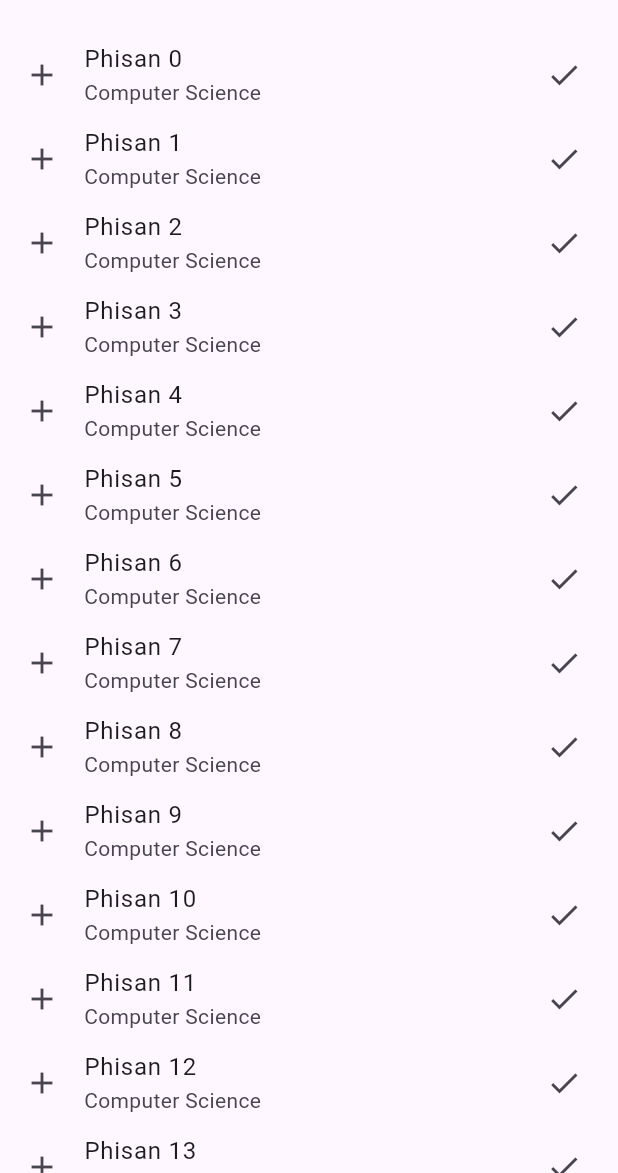
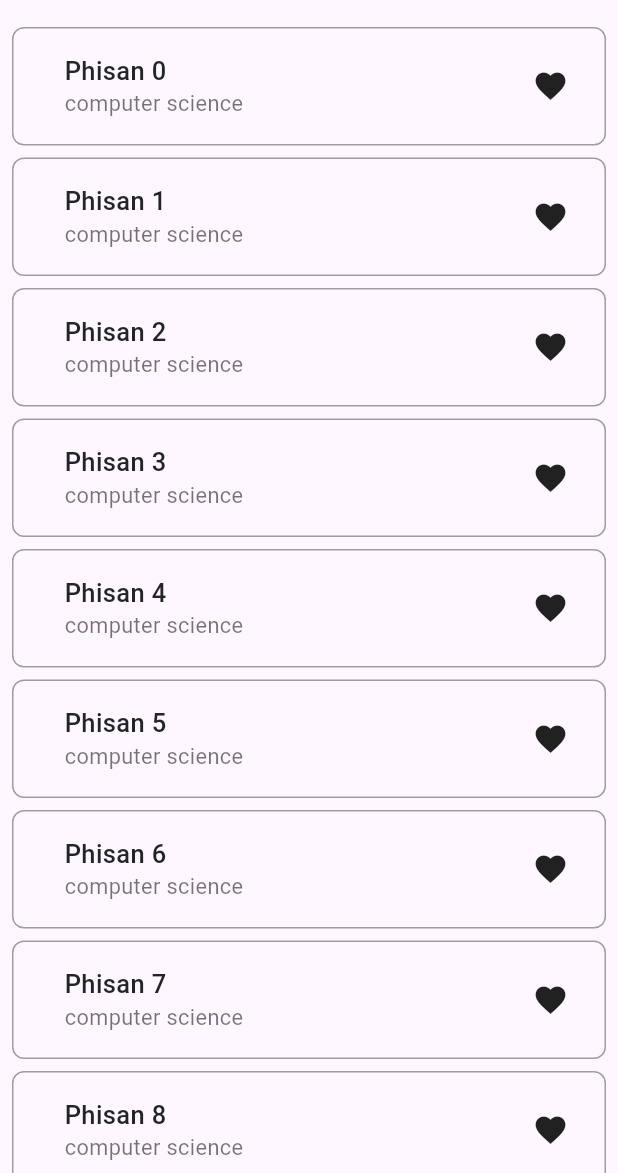
Before and after one commit to numvarn/flutter_profile_app, a Flutter app: the screen it shows after launch, after a tap on "About Me", on a phone screen of 412 x 824 dp, the part 63-1236 px from its top. Run offline on Flutter 3.47's test engine with Material 3 defaults, Android fonts, the phone set to English and light mode, and no system bars; drawn by our look-alikes of getwidget; our stand-ins replace get.

Commit message:
add girdview page

```diff
--- a/lib/about.dart
+++ b/lib/about.dart
@@ -1,6 +1,6 @@
 import 'package:flutter/material.dart';
-import 'package:get/route_manager.dart';
 import 'package:profile_app/drawer.dart';
+import 'package:getwidget/getwidget.dart';
 
 class AboutPage extends StatefulWidget {
   const AboutPage({super.key});
@@ -11,6 +11,7 @@ class AboutPage extends StatefulWidget {
 
 class _AboutPageState extends State<AboutPage> {
   var items = List<String>.generate(20, (i) => 'Phisan $i');
+
   @override
   Widget build(BuildContext context) {
     return Scaffold(
@@ -20,15 +21,18 @@ class _AboutPageState extends State<AboutPage> {
       drawer: const MyDrawer(),
       body: ListView.builder(
         itemCount: items.length,
-        prototypeItem: ListTile(
-          title: Text(items.first),
-        ),
         itemBuilder: (context, index) {
-          return ListTile(
-            leading: const Icon(Icons.add),
-            title: Text(items[index]),
-            subtitle: const Text("Computer Science"),
-            trailing: const Icon(Icons.check),
+          return Container(
+            margin: const EdgeInsets.symmetric(vertical: 4.0, horizontal: 8.0),
+            decoration: BoxDecoration(
+              border: Border.all(color: Colors.grey),
+              borderRadius: BorderRadius.circular(8.0),
+            ),
+            child: GFListTile(
+              titleText: items[index],
+              subTitleText: 'computer science',
+              icon: const Icon(Icons.favorite),
+            ),
           );
         },
       ),
--- a/lib/drawer.dart
+++ b/lib/drawer.dart
@@ -1,6 +1,7 @@
 import 'package:flutter/material.dart';
 import 'package:get/route_manager.dart';
 import 'package:profile_app/about.dart';
+import 'package:profile_app/grid.dart';
 import 'package:profile_app/main.dart';
 
 class MyDrawer extends StatefulWidget {
@@ -34,9 +35,15 @@ class _MyDrawerState extends State<MyDrawer> {
             },
           ),
           ListTile(
-            title: const Text('About Me'),
+            title: const Text('List View'),
             onTap: () {
               Get.to(const AboutPage());
+            },
+          ),
+          ListTile(
+            title: const Text('Gird View'),
+            onTap: () {
+              Get.to(const GirdPage());
             },
           ),
         ],
--- a/pubspec.yaml
+++ b/pubspec.yaml
@@ -35,6 +35,7 @@ dependencies:
   # Use with the CupertinoIcons class for iOS style icons.
   cupertino_icons: ^1.0.6
   get: ^4.6.6
+  getwidget: ^4.0.0
 
 dev_dependencies:
   flutter_test:
```
Also changed, not shown: lib/grid.dart (added, +22 -0 lines), pubspec.lock.
